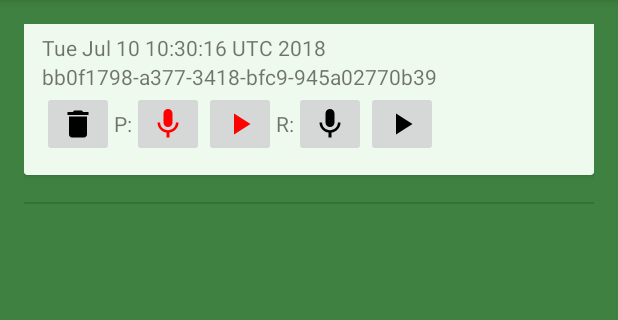
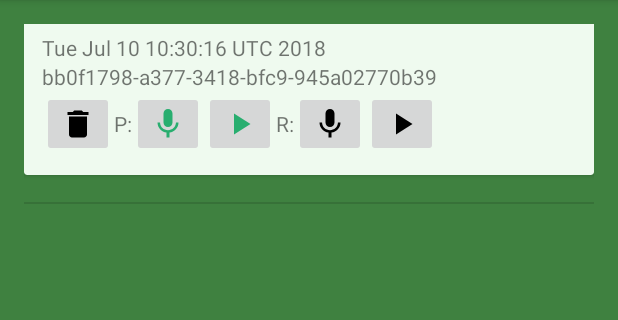
Before and after one commit to rpagliuca/android-audio-flashcards, an Android app: the screen it shows after launch (CardsActivity), after a tap on an icon or button, on a phone screen of 412 x 824 dp, the part 84-404 px from its top. Run offline under Robolectric (Android 15) with nearby library versions, the phone set to English and light mode, and no system bars; our stand-ins replace Room's generated code; 3 other taps on this screen came first.

Commit message:
feat: Audiobook playback

```diff
--- a/app/src/main/AndroidManifest.xml
+++ b/app/src/main/AndroidManifest.xml
@@ -8,7 +8,9 @@
         android:label="@string/app_name"
         android:roundIcon="@mipmap/ic_launcher_round"
         android:supportsRtl="true"
-        android:theme="@style/AppTheme">
+        android:theme="@style/AppTheme"
+        android:name=".App"
+        >
         <activity android:name=".controller.CardsActivity">
             <intent-filter>
                 <action android:name="android.intent.action.MAIN" />
--- /dev/null
+++ b/app/src/main/java/br/com/devser/audioflashcards/App.java
@@ -0,0 +1,33 @@
+package br.com.devser.audioflashcards;
+
+import android.app.Application;
+import android.media.MediaPlayer;
+
+public class App extends Application {
+
+    public MediaPlayer mediaPlayer = null;
+
+    public MediaPlayer getMediaPlayer()
+    {
+        if (this.mediaPlayer != null) {
+            try {
+                this.mediaPlayer.reset();
+            } catch (IllegalStateException e) {
+            }
+        } else if (this.mediaPlayer == null) {
+            this.mediaPlayer = new MediaPlayer();
+        }
+        mediaPlayer.setOnCompletionListener(null);
+        return this.mediaPlayer;
+    }
+
+    public void stopMediaPlayer()
+    {
+        if (this.mediaPlayer != null) {
+            try {
+                this.mediaPlayer.reset();
+            } catch (IllegalStateException e) {
+            }
+        }
+    }
+}
--- a/app/src/main/java/br/com/devser/audioflashcards/business/AudioRecord.java
+++ b/app/src/main/java/br/com/devser/audioflashcards/business/AudioRecord.java
@@ -1,25 +1,15 @@
 package br.com.devser.audioflashcards.business;
 
-import android.Manifest;
 import android.app.Activity;
-import android.content.Context;
-import android.content.pm.PackageManager;
-import android.graphics.Color;
 import android.media.MediaPlayer;
 import android.media.MediaRecorder;
-import android.os.Bundle;
 import android.os.Environment;
-import android.support.annotation.NonNull;
-import android.support.v4.app.ActivityCompat;
-import android.support.v7.app.AppCompatActivity;
 import android.util.Log;
-import android.view.View;
-import android.view.ViewGroup;
-import android.widget.Button;
-import android.widget.ImageButton;
-import android.widget.LinearLayout;
 
 import java.io.IOException;
+
+import br.com.devser.audioflashcards.App;
+import br.com.devser.audioflashcards.ui.MediaImageButton;
 
 public class AudioRecord {
 
@@ -48,7 +38,7 @@ public class AudioRecord {
         }
     }
 
-    private void onPlay(boolean start, ImageButton btn) {
+    private void onPlay(boolean start, MediaImageButton btn) {
         if (start) {
             startPlaying(btn);
         } else {
@@ -56,8 +46,8 @@ public class AudioRecord {
         }
     }
 
-    private void startPlaying(final ImageButton btn) {
-        mPlayer = new MediaPlayer();
+    private void startPlaying(final MediaImageButton btn) {
+        mPlayer = ((App) act.getApplication()).getMediaPlayer();
         mPlayer.setOnCompletionListener(new MediaPlayer.OnCompletionListener() {
             public void onCompletion(MediaPlayer mp) {
                 Log.i(LOG_TAG, "Playing complete");
@@ -74,7 +64,7 @@ public class AudioRecord {
     }
 
     private void stopPlaying() {
-        mPlayer.release();
+        mPlayer.reset();
         mPlayer = null;
     }
 
@@ -102,14 +92,12 @@ public class AudioRecord {
         mRecorder = null;
     }
 
-    public void toggleRecording(ImageButton btn) {
-        int color;
+    public void toggleRecording(MediaImageButton btn) {
         if (mStartRecording) {
-            color = Color.RED;
+            btn.setActive();
         } else {
-            color = Color.BLACK;
+            btn.setInactive();
         }
-        btn.setColorFilter(color);
         onRecord(mStartRecording);
         if (mStartRecording) {
             log("Stop recording " + mFileName);
@@ -119,14 +107,12 @@ public class AudioRecord {
         mStartRecording = !mStartRecording;
     }
 
-    public void togglePlay(ImageButton btn) {
-        int color;
+    public void togglePlay(MediaImageButton btn) {
         if (mStartPlaying) {
-            color = Color.RED;
+            btn.setActive();
         } else {
-            color = Color.BLACK;
+            btn.setInactive();
         }
-        btn.setColorFilter(color);
         onPlay(mStartPlaying, btn);
         if (mStartPlaying) {
             log("Stop playing " + mFileName);
--- a/app/src/main/java/br/com/devser/audioflashcards/business/CommandProcessor.java
+++ b/app/src/main/java/br/com/devser/audioflashcards/business/CommandProcessor.java
@@ -45,12 +45,12 @@ public class CommandProcessor {
         }
     }
 
-    private void click1() {
+    private void click2() {
         toast("Ouvindo novamente...");
         this.cardPlayer.playAgain();
     }
 
-    private void click2() {
+    private void click1() {
         toast("Próxima!");
         this.cardPlayer.playNext();
     }
--- a/app/src/main/java/br/com/devser/audioflashcards/controller/CardsActivity.java
+++ b/app/src/main/java/br/com/devser/audioflashcards/controller/CardsActivity.java
@@ -62,7 +62,7 @@ public class CardsActivity extends BaseActivity {
                 card.setDateCreated(Calendar.getInstance().getTime());
                 db.cardDao().insertAll(card);
                 refreshList();
-                            }
+            }
         });
 
         /* Play button */
@@ -99,6 +99,8 @@ public class CardsActivity extends BaseActivity {
         CardAdapter cardAdapter = new CardAdapter(cards, this);
         ListView listView = findViewById(R.id.list);
         listView.setAdapter(cardAdapter);
+        cardAdapter.setListView(listView);
+        CardPlayer.getInstance(db, this).refreshDb();
     }
 
 }
--- /dev/null
+++ b/app/src/main/java/br/com/devser/audioflashcards/ui/MediaImageButton.java
@@ -0,0 +1,30 @@
+package br.com.devser.audioflashcards.ui;
+
+import android.graphics.Color;
+import android.widget.ImageButton;
+import android.widget.ListView;
+
+import br.com.devser.audioflashcards.R;
+
+public class MediaImageButton {
+
+    ImageButton btn;
+    ListView listView;
+    Integer position;
+
+    public MediaImageButton(ImageButton btn, ListView listView, Integer position) {
+        this.listView = listView;
+        this.position = position;
+        this.btn = btn;
+    }
+
+    public void setActive() {
+        btn.setColorFilter(listView.getResources().getColor(R.color.colorPrimary));
+        listView.smoothScrollToPosition(this.position);
+    }
+
+    public void setInactive() {
+        btn.setColorFilter(Color.BLACK);
+    }
+
+}
```
Also changed, not shown: app/src/main/java/br/com/devser/audioflashcards/business/CardAdapter.java (+34 -7 lines), app/src/main/java/br/com/devser/audioflashcards/business/CardPlayer.java (+22 -2 lines), app/src/main/java/br/com/devser/audioflashcards/controller/AudiobooksActivity.java (+73 -0 lines), app/src/main/java/br/com/devser/audioflashcards/db/Card.java (+26 -0 lines), app/src/main/res/drawable/ic_stop_black_24dp.xml (added, +9 -0 lines), app/src/main/res/layout/activity_audiobooks.xml (+31 -25 lines).
